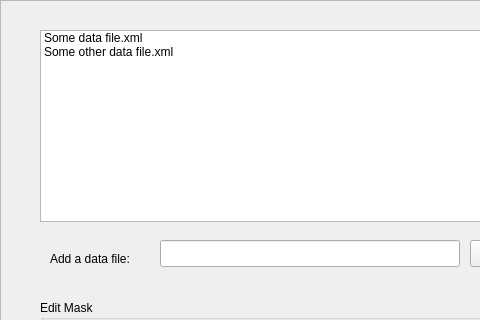
Before: the Qt Designer form Code/Mantid/PythonAPI/scripts/Interface/ui/hfir_data.ui in mantidproject/mantid, drawn with Qt 5; both pictures show x 0 to 480 and y 0 to 320 of the 802 by 849 pixel window.
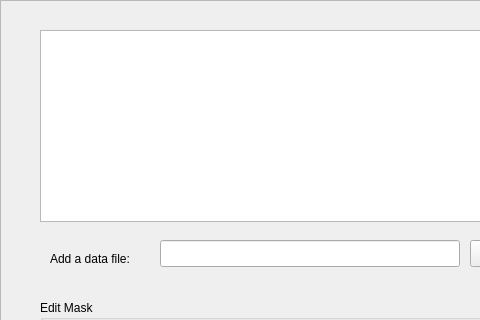
After: the same form once the commit is applied.

What changed in the file:
```diff
--- a/Code/Mantid/PythonAPI/scripts/Interface/ui/hfir_data.ui
+++ b/Code/Mantid/PythonAPI/scripts/Interface/ui/hfir_data.ui
@@ -56,16 +56,15 @@
      <height>192</height>
     </rect>
    </property>
-   <item>
-    <property name="text">
-     <string>Some data file.xml</string>
-    </property>
-   </item>
-   <item>
-    <property name="text">
-     <string>Some other data file.xml</string>
-    </property>
-   </item>
+   <property name="dragEnabled">
+    <bool>true</bool>
+   </property>
+   <property name="dragDropMode">
+    <enum>QAbstractItemView::InternalMove</enum>
+   </property>
+   <property name="alternatingRowColors">
+    <bool>true</bool>
+   </property>
   </widget>
   <widget class="QLabel" name="label">
    <property name="geometry">
```
Left out of the diff: 8 changed lines with no effect on the pictures.
